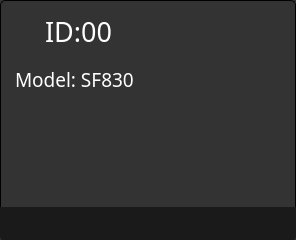
This is multibench/model/device/devicewidget.ui in IlyaZh/Maiman-MCBS as Qt 5 draws it before an edit. The edited form follows.
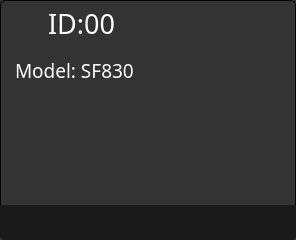
This is the edited form.

Commit message: Убран отступ indent в controlWidget

```diff
--- a/multibench/model/device/devicewidget.ui
+++ b/multibench/model/device/devicewidget.ui
@@ -58,7 +58,7 @@
     <number>0</number>
    </property>
    <property name="topMargin">
-    <number>15</number>
+    <number>5</number>
    </property>
    <property name="rightMargin">
     <number>0</number>
@@ -121,6 +121,9 @@
      <property name="text">
       <string>Model: SF830</string>
      </property>
+     <property name="alignment">
+      <set>Qt::AlignLeading|Qt::AlignLeft|Qt::AlignTop</set>
+     </property>
     </widget>
    </item>
    <item row="0" column="1">
@@ -133,8 +136,8 @@
      </property>
      <property name="minimumSize">
       <size>
-       <width>15</width>
-       <height>15</height>
+       <width>18</width>
+       <height>18</height>
       </size>
      </property>
      <property name="styleSheet">
@@ -164,6 +167,12 @@
      <property name="text">
       <string>ID:00</string>
      </property>
+     <property name="alignment">
+      <set>Qt::AlignBottom|Qt::AlignLeading|Qt::AlignLeft</set>
+     </property>
+     <property name="indent">
+      <number>0</number>
+     </property>
     </widget>
    </item>
    <item row="0" column="3" rowspan="4" colspan="2">
```
The commit also changes 2 other files.
